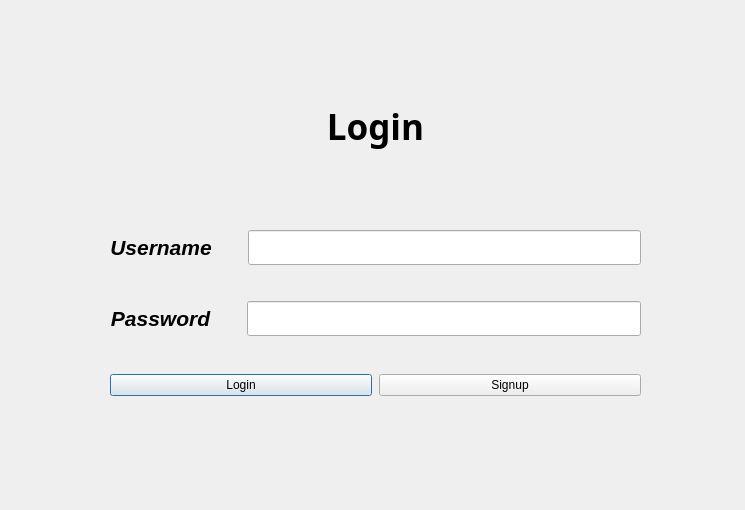
Old version of the form userlogin.ui in the repository IbrahimAhmad20/Competria.
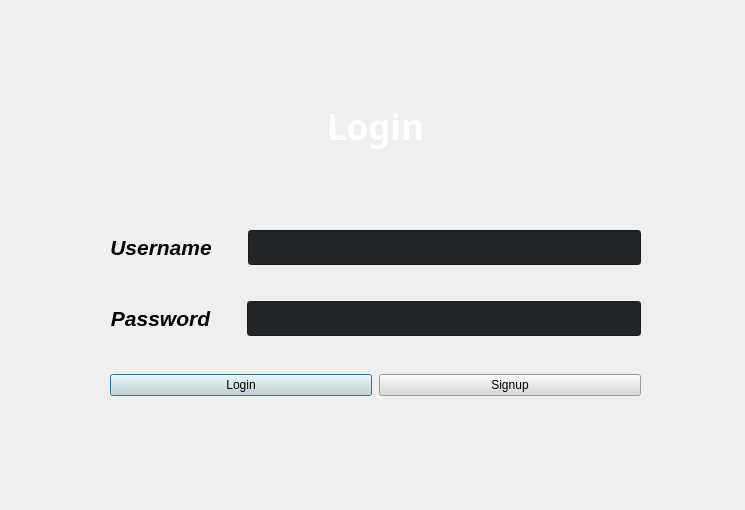
New version of the form. Icons and pictures are not drawn.

```diff
--- a/userlogin.ui
+++ b/userlogin.ui
@@ -11,7 +11,15 @@
    </rect>
   </property>
   <property name="windowTitle">
-   <string>Dialog</string>
+   <string/>
+  </property>
+  <property name="windowIcon">
+   <iconset resource="src.qrc">
+    <normaloff>:/new/prefix1/src/icons8-c-50.png</normaloff>
+    <normalon>:/new/prefix1/src/icons8-c-50.png</normalon>:/new/prefix1/src/icons8-c-50.png</iconset>
+  </property>
+  <property name="styleSheet">
+   <string notr="true"/>
   </property>
   <widget class="QWidget" name="layoutWidget">
    <property name="geometry">
@@ -39,7 +47,8 @@
          </font>
         </property>
         <property name="styleSheet">
-         <string notr="true">font: 600 12pt &quot;Segoe UI Semibold&quot;;</string>
+         <string notr="true">font: 600 12pt &quot;Segoe UI Semibold&quot;;
+color: rgb(255, 255, 255);</string>
         </property>
         <property name="text">
          <string>&lt;html&gt;&lt;head/&gt;&lt;body&gt;&lt;p align=&quot;center&quot;&gt;&lt;span style=&quot; font-size:26pt; font-weight:700;&quot;&gt;Login&lt;/span&gt;&lt;/p&gt;&lt;/body&gt;&lt;/html&gt;</string>
@@ -75,7 +84,8 @@
            </size>
           </property>
           <property name="styleSheet">
-           <string notr="true">font: 12pt &quot;Segoe UI&quot;;</string>
+           <string notr="true">font: 12pt &quot;Segoe UI&quot;;
+background-color: rgb(34, 38, 41);</string>
           </property>
           <property name="text">
            <string/>
@@ -107,7 +117,8 @@
            </size>
           </property>
           <property name="styleSheet">
-           <string notr="true">font: 12pt &quot;Segoe UI&quot;;</string>
+           <string notr="true">font: 12pt &quot;Segoe UI&quot;;
+background-color: rgb(34, 38, 41);</string>
           </property>
           <property name="echoMode">
            <enum>QLineEdit::EchoMode::Password</enum>
@@ -130,6 +141,8 @@
        <widget class="QPushButton" name="login_button">
         <property name="styleSheet">
          <string notr="true">font: 700 11pt &quot;Segoe Print&quot;;
+color: rgb(0, 0, 0);
+background-color: rgb(211, 217, 212);
 </string>
         </property>
         <property name="text">
@@ -141,6 +154,8 @@
        <widget class="QPushButton" name="signup_button">
         <property name="styleSheet">
          <string notr="true">font: 700 11pt &quot;Segoe Print&quot;;
+color: rgb(0, 0, 0);
+background-color: rgb(211, 217, 212);
 </string>
         </property>
         <property name="text">
```
Left out of the diff: 4 changed lines with no effect on the pictures.
